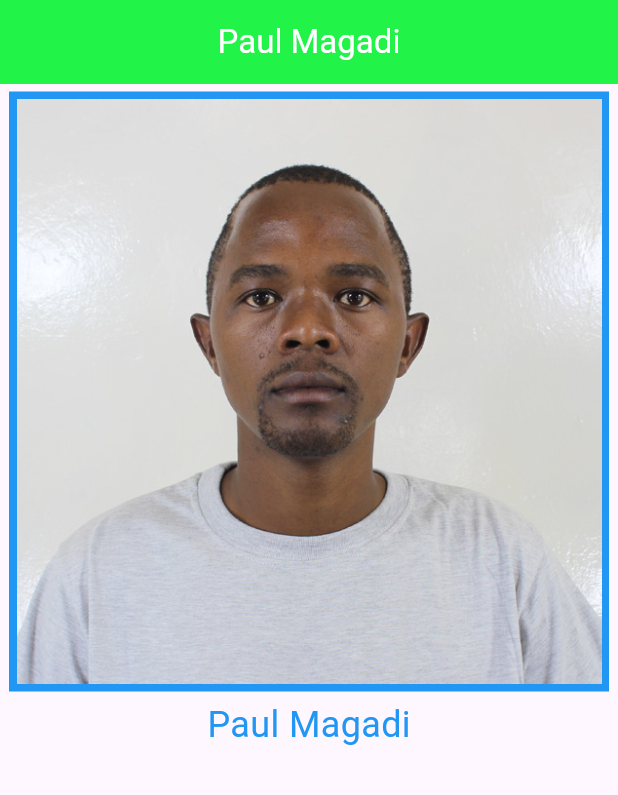
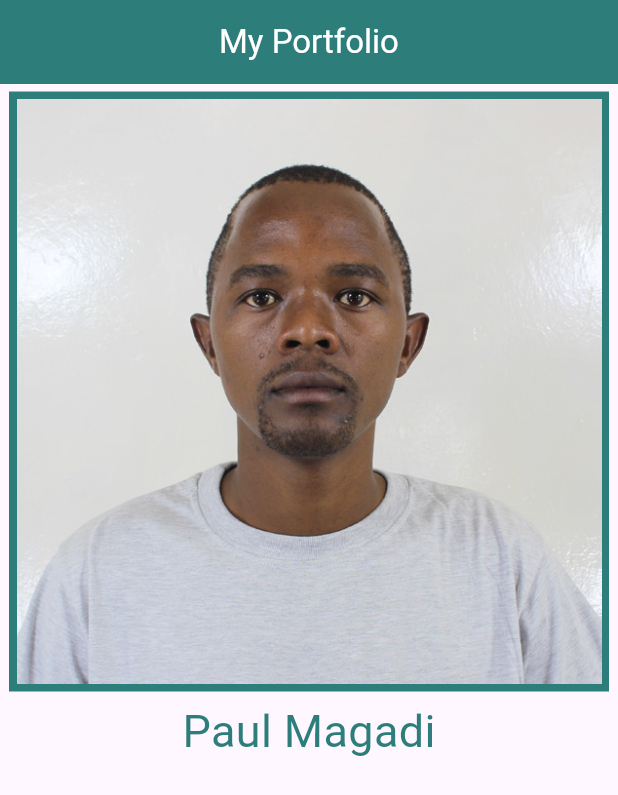
Before and after one commit to paulmagadi/Learn_Flutter, a Flutter app: the screen it shows after launch, on a phone screen of 412 x 824 dp. Shown: the top 795 px of the screen. Run offline on Flutter 3.47's test engine with Material 3 defaults, Android fonts, the phone set to English and light mode, and no system bars.

Commit message:
modified:   practice_flutter/myapp/lib/main.dart

```diff
--- a/practice_flutter/myapp/lib/main.dart
+++ b/practice_flutter/myapp/lib/main.dart
@@ -589,17 +589,17 @@ class MyApp extends StatelessWidget {
       appBar: AppBar(
         title: const Center(
           child: Text(
-            "Paul Magadi",
+            "My Portfolio",
             style: TextStyle(color: Color.fromARGB(255, 255, 255, 255)),
           ),
         ),
-        backgroundColor: const Color.fromARGB(255, 33, 243, 72),
+        backgroundColor: Color.fromARGB(255, 45, 125, 123),
       ),
       body: Column(children: [
         Container(
           height: 400,
           width: 400,
-          color: Colors.blue,
+          color: Color.fromARGB(255, 45, 125, 123),
           alignment: Alignment.center,
           child: const Image(image: AssetImage('images/paul.jpg')),
           padding: EdgeInsets.all(5.0),
@@ -608,8 +608,8 @@ class MyApp extends StatelessWidget {
         Center(
           child: Text("Paul Magadi",
           style: TextStyle(
-            fontSize: 24,
-            color: Colors.blue,
+            fontSize: 30,
+            color: Color.fromARGB(255, 45, 125, 123),
            ),),
         ),
       ]
```
